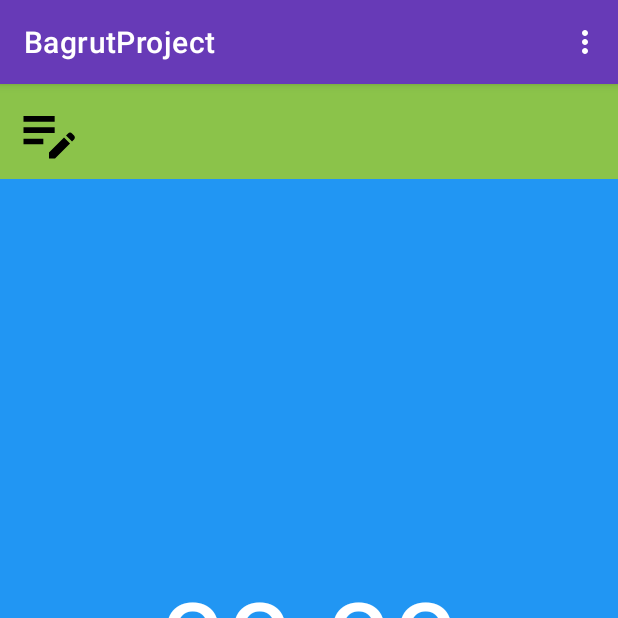
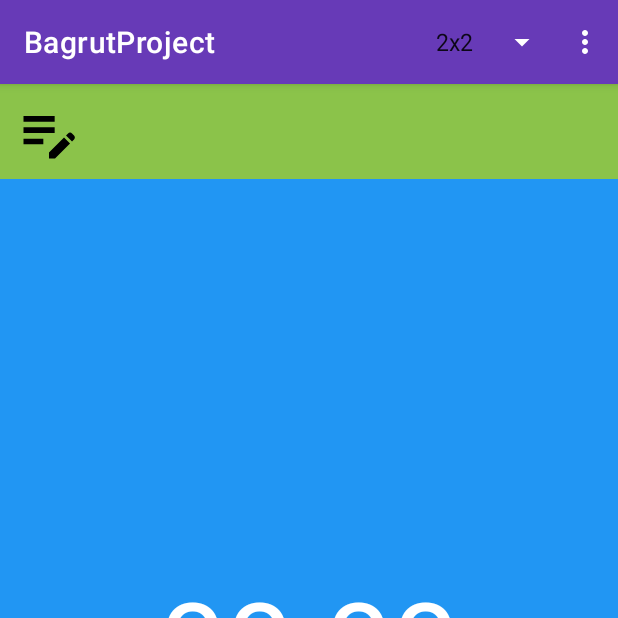
Before and after one commit to HarelPolak/BagrutProject, an Android app: the screen it shows after launch (MainActivity), on a phone screen of 412 x 824 dp, the top half of it. Run offline under Robolectric (Android 15) with nearby library versions, the phone set to English and light mode, and no system bars.

Commit message:
spinner working yay

```diff
--- a/app/src/main/java/com/example/bagrutproject/MainActivity.java
+++ b/app/src/main/java/com/example/bagrutproject/MainActivity.java
@@ -9,11 +9,15 @@ import android.os.Bundle;
 import android.view.Menu;
 import android.view.MenuInflater;
 import android.view.MenuItem;
+import android.view.View;
+import android.widget.AdapterView;
+import android.widget.ArrayAdapter;
+import android.widget.Spinner;
 import android.widget.Toast;
 
 import com.google.android.material.bottomnavigation.BottomNavigationView;
 
-public class MainActivity extends AppCompatActivity implements BottomNavigationView.OnNavigationItemSelectedListener {
+public class MainActivity extends AppCompatActivity implements BottomNavigationView.OnNavigationItemSelectedListener, AdapterView.OnItemSelectedListener {
 
     BottomNavigationView bottomNavigationView;
 
@@ -57,6 +61,13 @@ public class MainActivity extends AppCompatActivity implements BottomNavigationV
     public boolean onCreateOptionsMenu(Menu menu) {
         MenuInflater inflater = getMenuInflater();
         inflater.inflate(R.menu.main_top_menu, menu);
+        MenuItem item = menu.findItem(R.id.spinner);
+        Spinner spinner = (Spinner) item.getActionView();
+        ArrayAdapter<CharSequence> adapter = ArrayAdapter.createFromResource(this,
+                R.array.spinner_list_item_array, android.R.layout.simple_spinner_item);
+        adapter.setDropDownViewResource(android.R.layout.simple_spinner_dropdown_item);
+        spinner.setAdapter(adapter);
+        spinner.setOnItemSelectedListener(this);
         return super.onCreateOptionsMenu(menu);
     }
 
@@ -74,4 +85,22 @@ public class MainActivity extends AppCompatActivity implements BottomNavigationV
         }
         return super.onOptionsItemSelected(item);
     }
+
+    @Override
+    public void onItemSelected(AdapterView<?> adapterView, View view, int i, long l) {
+        if(i==0){
+            Toast.makeText(this, "2x2", Toast.LENGTH_LONG).show();
+        }
+        else if(i==1){
+            Toast.makeText(this, "3x3", Toast.LENGTH_LONG).show();
+        }
+        else if(i==2){
+            Toast.makeText(this, "4x4", Toast.LENGTH_LONG).show();
+        }
+    }
+
+    @Override
+    public void onNothingSelected(AdapterView<?> adapterView) {
+
+    }
 }
--- a/app/src/main/res/layout/dropdown_item.xml
+++ /dev/null
@@ -1,4 +0,0 @@
-<?xml version="1.0" encoding="utf-8"?>
-<Spinner xmlns:android="http://schemas.android.com/apk/res/android"
-    android:layout_height="wrap_content"
-    android:layout_width="wrap_content" />
--- a/app/src/main/res/menu/main_top_menu.xml
+++ b/app/src/main/res/menu/main_top_menu.xml
@@ -2,12 +2,14 @@
 <menu xmlns:android="http://schemas.android.com/apk/res/android"
     xmlns:app="http://schemas.android.com/apk/res-auto">
 
+
     <item
-        android:id="@+id/cubeSpinner"
-        android:title=""
-        android:actionLayout="@layout/dropdown_item"
-        app:showAsAction="ifRoom"
-        />
+        android:id="@+id/spinner"
+        android:title="ActionBar Spinner"
+        app:actionViewClass="android.widget.Spinner"
+        android:background="#ff00"
+        app:showAsAction="always" />
+
     <item
         android:id="@+id/settings"
         android:title="Settings" />
--- /dev/null
+++ b/app/src/main/res/values/arrays.xml
@@ -0,0 +1,8 @@
+<?xml version="1.0" encoding="utf-8"?>
+<resources>
+    <string-array name="spinner_list_item_array" >
+        <item> 2x2 </item>
+        <item> 3x3 </item>
+        <item> 4x4 </item>
+    </string-array>
+</resources>
```
